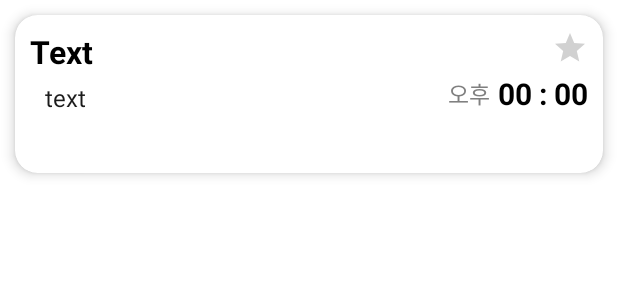
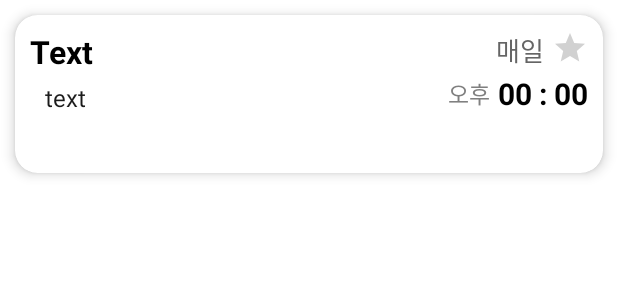
Before and after one commit to DeveloperSungHyun/PerfectTime, an Android app: the layout recyclerview_list_item_1.xml on its own in the app's theme, with its tools: preview values and no code run, on a phone screen of 412 x 824 dp. Shown: the top 300 px of the screen. Run offline under Robolectric (Android 15) with nearby library versions, the phone set to English and light mode, and no system bars.

Commit message:
DOCS_Commit_1

```diff
--- a/app/src/main/java/com/example/perfecttime/Fragment/FragAll.java
+++ b/app/src/main/java/com/example/perfecttime/Fragment/FragAll.java
@@ -74,7 +74,7 @@ public class FragAll extends Fragment {
                 AmPm = false;
             }
 
-            ListItemDara dara = new ListItemDara(Name ,Memo, Time_h, Time_m, AmPm, Important);
+            ListItemDara dara = new ListItemDara(Name ,Memo, Time_h, Time_m, AmPm, Important, "매일");
             arrayList.add(dara);
 
         }
--- a/app/src/main/java/com/example/perfecttime/Fragment/FragDate.java
+++ b/app/src/main/java/com/example/perfecttime/Fragment/FragDate.java
@@ -120,7 +120,7 @@ public class FragDate extends Fragment {
                     AmPm = false;
                 }
 
-                ListItemDara dara = new ListItemDara(Name ,Memo, Time_h, Time_m, AmPm, Important);
+                ListItemDara dara = new ListItemDara(Name ,Memo, Time_h, Time_m, AmPm, Important, "1월 1일");
                 arrayList.add(dara);
             }
 
--- a/app/src/main/java/com/example/perfecttime/Fragment/FragWeek.java
+++ b/app/src/main/java/com/example/perfecttime/Fragment/FragWeek.java
@@ -83,6 +83,7 @@ public class FragWeek extends Fragment {
     void ListShow(){
         arrayList.clear();
         dayList = weekDayDao.getWeekDay();
+        String WeekDay[] = {"일","월", "화", "수", "목", "금", "토"};
         for(int i = 1; i < dayList.size(); i++){
 
             if(dayList.get(i).getWeek() == WeekButton.day || true){
@@ -99,7 +100,7 @@ public class FragWeek extends Fragment {
                 }
 
 
-                ListItemDara dara = new ListItemDara(Name ,Memo, Time_h, Time_m, AmPm, Important);
+                ListItemDara dara = new ListItemDara(Name ,Memo, Time_h, Time_m, AmPm, Important, WeekDay[dayList.get(i).getWeek()] + "요일");
                 arrayList.add(dara);
 
             }
--- a/app/src/main/res/layout/recyclerview_list_item_1.xml
+++ b/app/src/main/res/layout/recyclerview_list_item_1.xml
@@ -1,11 +1,11 @@
 <?xml version="1.0" encoding="utf-8"?>
 <LinearLayout xmlns:android="http://schemas.android.com/apk/res/android"
+    xmlns:card_view="http://schemas.android.com/apk/res-auto"
     android:layout_width="match_parent"
     android:layout_height="wrap_content"
     android:orientation="vertical">
 
     <androidx.cardview.widget.CardView
-        xmlns:card_view="http://schemas.android.com/apk/res-auto"
         android:layout_width="match_parent"
         android:layout_height="wrap_content"
         android:layout_margin="10dp"
@@ -18,6 +18,7 @@
             android:layout_height="wrap_content"
             android:padding="10dp">
 
+
             <ImageView
                 android:id="@+id/ImageView_important"
                 android:layout_width="wrap_content"
@@ -25,11 +26,23 @@
                 android:layout_alignParentRight="true"
                 android:src="@drawable/star_false" />
 
+            <TextView
+                android:id="@+id/TextView_Day"
+                android:layout_width="wrap_content"
+                android:layout_height="wrap_content"
+                android:layout_gravity="right"
+                android:text="매일"
+                android:textSize="17dp"
+                android:textColor="#656565"
+                android:layout_toLeftOf="@+id/ImageView_important"
+                android:layout_marginRight="5dp"
+                />
+
             <LinearLayout
                 android:layout_width="match_parent"
                 android:layout_height="wrap_content"
-                android:orientation="vertical"
-                android:minHeight="85dp">
+                android:minHeight="85dp"
+                android:orientation="vertical">
 
                 <TextView
                     android:id="@+id/TextView_Name"
@@ -49,6 +62,7 @@
                     android:text="text"
                     android:textColor="#1B1B1B"
                     android:textSize="16dp" />
+
 
             </LinearLayout>
 
```
Also changed, not shown: app/src/main/java/com/example/perfecttime/ListDataAdapter.java (+7 -0 lines), app/src/main/java/com/example/perfecttime/ListItemDara.java (+11 -1 lines).
